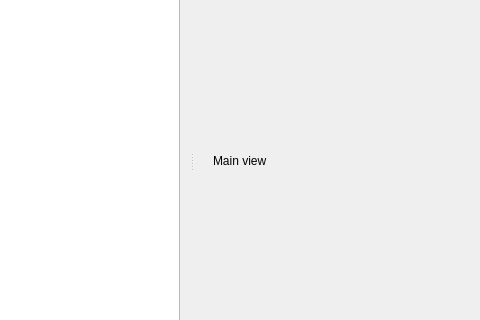
This is test-cpp/mainwindow.ui in bmeireles/RevelaPreco2-CppProject as Qt 5 draws it before an edit; both pictures show x 85 to 565 and y 152 to 472 of the 800 by 600 pixel window. The edited form follows.
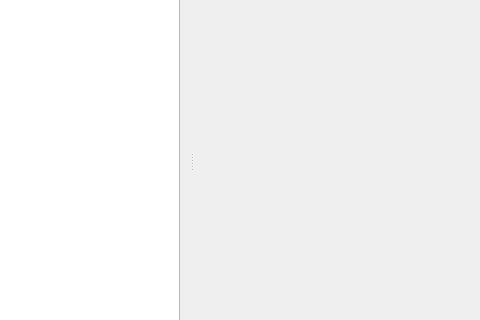
This is the edited form. Custom widgets are drawn as their Qt base class.

```diff
--- a/test-cpp/mainwindow.ui
+++ b/test-cpp/mainwindow.ui
@@ -20,17 +20,7 @@
       <property name="currentIndex">
        <number>0</number>
       </property>
-      <widget class="QWidget" name="pageMain">
-       <layout class="QVBoxLayout" name="verticalLayout">
-        <item>
-         <widget class="QLabel" name="label">
-          <property name="text">
-           <string>Main view</string>
-          </property>
-         </widget>
-        </item>
-       </layout>
-      </widget>
+      <widget class="MainView" name="pageMain"/>
       <widget class="QWidget" name="pageScan">
        <layout class="QVBoxLayout" name="verticalLayout_2">
         <item>
@@ -146,6 +136,14 @@
    </property>
   </action>
  </widget>
+ <customwidgets>
+  <customwidget>
+   <class>MainView</class>
+   <extends>QWidget</extends>
+   <header>mainview.h</header>
+   <container>1</container>
+  </customwidget>
+ </customwidgets>
  <resources/>
  <connections/>
 </ui>
```
